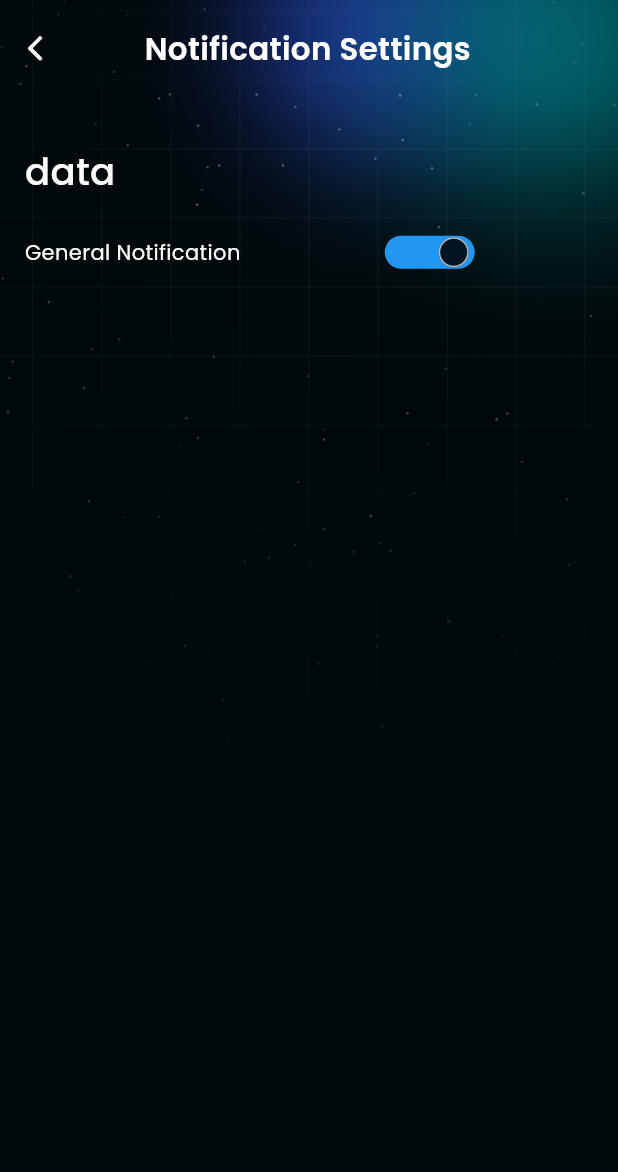
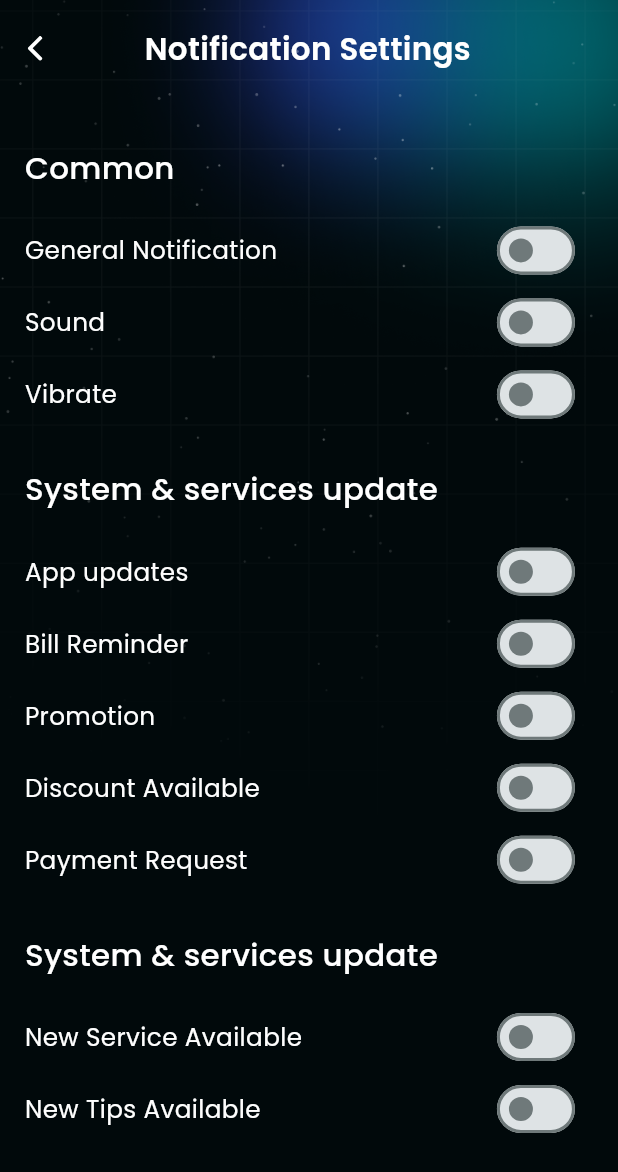
Before and after one commit to devhimuBlockVerse/myCoinPollMetaMask, a Flutter app: the NotificationsScreen screen opened directly, on a phone screen of 412 x 824 dp. Shown: the top 1172 px of the screen. Run offline on Flutter 3.47's test engine with Material 3 defaults, Android fonts, the phone set to English and light mode, and no system bars; our stand-ins replace another_flushbar, auto_size_text, flutter_svg, fluttertoast, image_picker, share_plus and 1 more; missing offline and left inert: reown_appkit, web3dart; accounts and stored records are empty; network calls fail.

Commit message:
Switcher Component Complete, Complete Notification Screen

```diff
--- a/lib/application/presentation/screens/profile/notification/notifications.dart
+++ b/lib/application/presentation/screens/profile/notification/notifications.dart
@@ -1,5 +1,7 @@
 import 'package:flutter/material.dart';
 import 'package:flutter_svg/svg.dart';
+
+import '../../../../../framework/components/SwitcherComponent.dart';
 
 
 class NotificationsScreen extends StatefulWidget {
@@ -105,20 +107,143 @@ class _NotificationsScreenState extends State<NotificationsScreen> {
                           Align(
                             alignment: Alignment.topLeft,
                             child: Text(
-                              "data",
+                              "Common",
                               textAlign: TextAlign.left,
                               style: TextStyle(
                               fontFamily: 'Poppins',
                               color: Colors.white,
                                 fontWeight: FontWeight.w500,
-                              fontSize: screenWidth * 0.06,
+                              fontSize: screenWidth * 0.05,
                             ),),
+                          ),
+                          SizedBox(height: screenHeight * 0.02),
+
+
+                          SwitcherComponent(
+                            title: 'General Notification',
+                            //call the api data  apiResponseData['isNotificationEnabled'] ?? false,
+                            initialSwitchValue: false,
+                            onToggle: (value) {
+                              // Call your API to update value
+                              // updateNotificationSetting(value);
+                            },
+                          ),
+                          SwitcherComponent(
+                            title: 'Sound',
+                            //call the api data  apiResponseData['isNotificationEnabled'] ?? false,
+                            initialSwitchValue: false,
+                            onToggle: (value) {
+                              // Call your API to update value
+                              // updateNotificationSetting(value);
+                            },
+                          ),
+                          SwitcherComponent(
+                            title: 'Vibrate',
+                            //call the api data  apiResponseData['isNotificationEnabled'] ?? false,
+                            initialSwitchValue: false,
+                            onToggle: (value) {
+                              // Call your API to update value
+                              // updateNotificationSetting(value);
+                            },
+                          ),
+
+                          SizedBox(height: screenHeight * 0.03),
+
+                          Align(
+                            alignment: Alignment.topLeft,
+                            child: Text(
+                              "System & services update",
+                              textAlign: TextAlign.left,
+                              style: TextStyle(
+                                fontFamily: 'Poppins',
+                                color: Colors.white,
+                                fontWeight: FontWeight.w500,
+                                fontSize: screenWidth * 0.05,
+                              ),),
+                          ),
+                          SizedBox(height: screenHeight * 0.02),
+
+                          SwitcherComponent(
+                            title: 'App updates',
+                            //call the api data  apiResponseData['isNotificationEnabled'] ?? false,
+                            initialSwitchValue: false,
+                            onToggle: (value) {
+                              // Call your API to update value
+                              // updateNotificationSetting(value);
+                            },
+                          ),
+                          SwitcherComponent(
+                            title: 'Bill Reminder',
+                            //call the api data  apiResponseData['isNotificationEnabled'] ?? false,
+                            initialSwitchValue: false,
+                            onToggle: (value) {
+                              // Call your API to update value
+                              // updateNotificationSetting(value);
+                            },
+                          ),
+                          SwitcherComponent(
+                            title: 'Promotion',
+                            //call the api data  apiResponseData['isNotificationEnabled'] ?? false,
+                            initialSwitchValue: false,
+                            onToggle: (value) {
+                              // Call your API to update value
+                              // updateNotificationSetting(value);
+                            },
+                          ),
+                          SwitcherComponent(
+                            title: 'Discount Available',
+                            //call the api data  apiResponseData['isNotificationEnabled'] ?? false,
+                            initialSwitchValue: false,
+                            onToggle: (value) {
+                              // Call your API to update value
+                              // updateNotificationSetting(value);
+                            },
+                          ),
+                          SwitcherComponent(
+                            title: 'Payment Request',
+                            //call the api data  apiResponseData['isNotificationEnabled'] ?? false,
+                            initialSwitchValue: false,
+                            onToggle: (value) {
+                              // Call your API to update value
+                              // updateNotificationSetting(value);
+                            },
                           ),
 
 
                           SizedBox(height: screenHeight * 0.03),
 
-                          Component17(),
+                          Align(
+                            alignment: Alignment.topLeft,
+                            child: Text(
+                              "System & services update",
+                              textAlign: TextAlign.left,
+                              style: TextStyle(
+                                fontFamily: 'Poppins',
+                                color: Colors.white,
+                                fontWeight: FontWeight.w500,
+                                fontSize: screenWidth * 0.05,
+                              ),),
+                          ),
+                          SizedBox(height: screenHeight * 0.02),
+
+                          SwitcherComponent(
+                            title: 'New Service Available',
+                            //call the api data  apiResponseData['isNotificationEnabled'] ?? false,
+                            initialSwitchValue: false,
+                            onToggle: (value) {
+                              // Call your API to update value
+                              // updateNotificationSetting(value);
+                            },
+                          ),
+                          SwitcherComponent(
+                            title: 'New Tips Available',
+                            //call the api data  apiResponseData['isNotificationEnabled'] ?? false,
+                            initialSwitchValue: false,
+                            onToggle: (value) {
+                              // Call your API to update value
+                              // updateNotificationSetting(value);
+                            },
+                          ),
 
                         ],
                       )
@@ -135,113 +260,3 @@ class _NotificationsScreenState extends State<NotificationsScreen> {
 
 
 }
-
-
-
-class Component17 extends StatelessWidget {
-  @override
-  Widget build(BuildContext context) {
-    return Column(
-      children: [
-        Container(
-          width: 320,
-          height: 22,
-          child: Row(
-            mainAxisSize: MainAxisSize.min,
-            mainAxisAlignment: MainAxisAlignment.start,
-            crossAxisAlignment: CrossAxisAlignment.center,
-            children: [
-              SizedBox(
-                width: 240,
-                child: Text(
-                  'General Notification',
-                  style: TextStyle(
-                    color: Color(0xFFFEFEFE),
-                    fontSize: 14,
-                    fontFamily: 'Poppins',
-                    height: 0.11,
-                    letterSpacing: 0.25,
-                  ),
-                ),
-              ),
-
-              CustomAnimatedToggle(
-                initialValue: true,
-                onToggle: (value) {
-                  print("Switch is now: $value");
-                },
-              ),
-
-            ],
-          ),
-        ),
-      ],
-    );
-  }
-}
-
-
-class CustomAnimatedToggle extends StatefulWidget {
-  final bool initialValue;
-  final ValueChanged<bool> onToggle;
-
-  const CustomAnimatedToggle({
-    super.key,
-    required this.initialValue,
-    required this.onToggle,
-  });
-
-  @override
-  State<CustomAnimatedToggle> createState() => _CustomAnimatedToggleState();
-}
-
-class _CustomAnimatedToggleState extends State<CustomAnimatedToggle> {
-  late bool isOn;
-
-  @override
-  void initState() {
-    super.initState();
-    isOn = widget.initialValue;
-  }
-
-  void toggleSwitch() {
-    setState(() {
-      isOn = !isOn;
-    });
-    widget.onToggle(isOn);
-  }
-
-  @override
-  Widget build(BuildContext context) {
-    return GestureDetector(
-      onTap: toggleSwitch,
-      child: AnimatedContainer(
-        duration: const Duration(milliseconds: 300),
-        curve: Curves.easeInOut,
-        width: 60,
-        height: 32,
-        decoration: BoxDecoration(
-          color: isOn ? Colors.blue : Colors.white,
-          borderRadius: BorderRadius.circular(32),
-        ),
-        child: Padding(
-          padding: const EdgeInsets.symmetric(horizontal: 4),
-          child: AnimatedAlign(
-            duration: const Duration(milliseconds: 300),
-            curve: Curves.easeInOut,
-            alignment: isOn ? Alignment.centerRight : Alignment.centerLeft,
-            child: Container(
-              width: 20,
-              height: 20,
-              decoration: BoxDecoration(
-                color: Colors.black87,
-                shape: BoxShape.circle,
-                border: Border.all(color: Colors.white70, width: 1),
-              ),
-            ),
-          ),
-        ),
-      ),
-    );
-  }
-}
--- /dev/null
+++ b/lib/framework/components/SwitcherComponent.dart
@@ -0,0 +1,76 @@
+import 'package:flutter/material.dart';
+
+
+class SwitcherComponent extends StatefulWidget {
+  final String title;
+  final bool initialSwitchValue;
+  final ValueChanged<bool>? onToggle;
+
+  const SwitcherComponent({
+    super.key,
+    required this.initialSwitchValue,
+    this.onToggle, required this.title,
+  });
+
+  @override
+  State<SwitcherComponent> createState() => _SwitcherComponentState();
+}
+
+class _SwitcherComponentState extends State<SwitcherComponent> {
+  late bool isSwitchOn;
+
+  @override
+  void initState() {
+    super.initState();
+    isSwitchOn = widget.initialSwitchValue;
+  }
+
+  void _handleToggle(bool value) {
+    setState(() {
+      isSwitchOn = value;
+    });
+
+    if (widget.onToggle != null) {
+      widget.onToggle!(value);
+    }
+  }
+
+  @override
+  Widget build(BuildContext context) {
+    final screenWidth = MediaQuery.of(context).size.width;
+
+    final containerWidth = screenWidth * 0.9;
+    final labelWidth = screenWidth * 0.7;
+
+    return Container(
+      width: containerWidth,
+      child: Row(
+        mainAxisAlignment: MainAxisAlignment.start,
+        crossAxisAlignment: CrossAxisAlignment.center,
+        children: [
+          SizedBox(
+            width: labelWidth,
+            child: Text(
+              widget.title,
+              textAlign: TextAlign.start,
+              style: TextStyle(
+                  color: Color(0xFFFEFEFE),
+                  fontSize: screenWidth * 0.040,
+                  fontFamily: 'Poppins',
+                  letterSpacing: 0.25,
+                  height: 1.6,
+                  fontWeight: FontWeight.w400
+              ),
+            ),
+          ),
+          Spacer(),
+          Switch(
+            value: isSwitchOn,
+            activeColor: Colors.blueAccent,
+            onChanged: _handleToggle,
+          ),
+        ],
+      ),
+    );
+  }
+}
```
